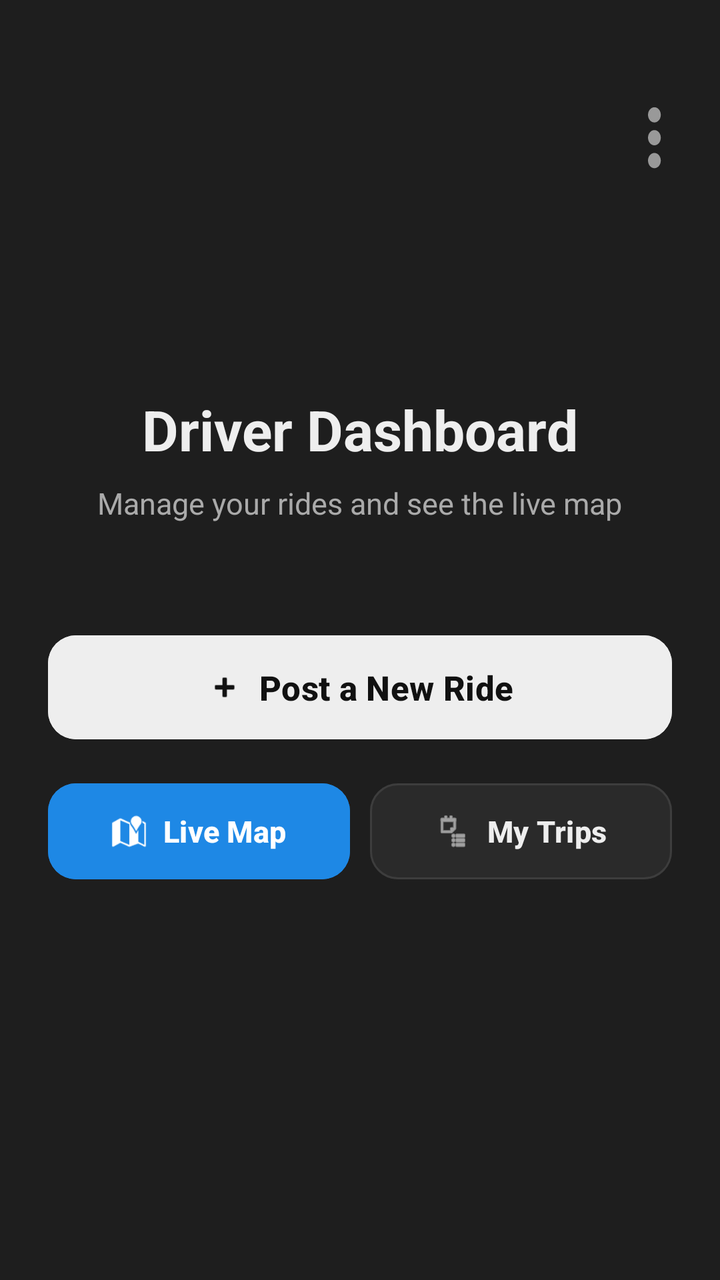
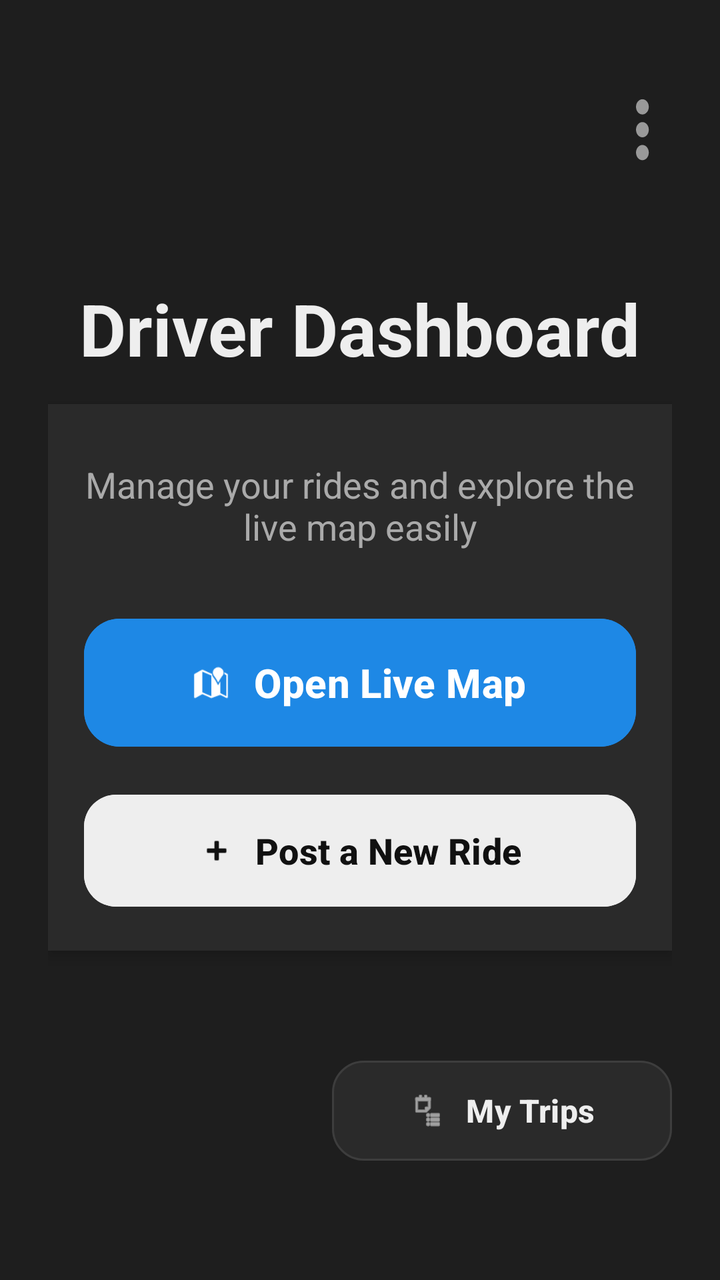

An Android layout rendered at two revisions. The XML below is the earlier revision; the diff shows what the commit changed to produce the second picture.
<!-- AndroidManifest.xml: application theme Theme.MyWay -->
<!-- res/layout/activity_driver_home.xml -->
<?xml version="1.0" encoding="utf-8"?>
<RelativeLayout xmlns:android="http://schemas.android.com/apk/res/android"
    xmlns:app="http://schemas.android.com/apk/res-auto"
    android:layout_width="match_parent"
    android:layout_height="match_parent"
    android:background="@color/colorBackground">

    <ImageButton
        android:id="@+id/btnMore"
        android:layout_width="48dp"
        android:layout_height="48dp"
        android:layout_alignParentTop="true"
        android:layout_alignParentEnd="true"
        android:layout_marginTop="42dp"
        android:layout_marginEnd="8dp"
        android:src="@drawable/ic_more_vert"
        android:background="?attr/selectableItemBackgroundBorderless"
        android:contentDescription="More options"/>

    <LinearLayout
        android:layout_width="match_parent"
        android:layout_height="match_parent"
        android:gravity="center"
        android:orientation="vertical"
        android:paddingHorizontal="24dp">

        <TextView
            android:layout_width="wrap_content"
            android:layout_height="wrap_content"
            android:layout_marginBottom="8dp"
            android:text="Driver Dashboard"
            android:textColor="@color/colorPrimaryText"
            android:textSize="28sp"
            android:textStyle="bold"/>

        <TextView
            android:layout_width="wrap_content"
            android:layout_height="wrap_content"
            android:layout_marginBottom="52dp"
            android:text="Manage your rides and see the live map"
            android:textColor="@color/colorSecondaryText"
            android:textSize="15sp"/>

        <com.google.android.material.button.MaterialButton
            android:id="@+id/btnPostTrip"
            android:layout_width="match_parent"
            android:layout_height="60dp"
            android:layout_marginBottom="14dp"
            android:backgroundTint="@color/colorButton"
            android:text="Post a New Ride"
            android:textAllCaps="false"
            android:textColor="@color/colorButtonText"
            android:textSize="17sp"
            android:textStyle="bold"
            app:cornerRadius="14dp"
            app:icon="@android:drawable/ic_input_add"
            app:iconGravity="textStart"
            app:iconTint="@color/colorButtonText"/>

        <LinearLayout
            android:layout_width="match_parent"
            android:layout_height="wrap_content"
            android:orientation="horizontal">

            <com.google.android.material.button.MaterialButton
                android:id="@+id/btnOpenMap"
                android:layout_width="0dp"
                android:layout_height="56dp"
                android:layout_weight="1"
                android:layout_marginEnd="10dp"
                android:text="Live Map"
                android:textAllCaps="false"
                android:textSize="15sp"
                android:textStyle="bold"
                android:textColor="#FFFFFF"
                android:backgroundTint="@color/colorMapButton"
                app:cornerRadius="14dp"
                app:icon="@android:drawable/ic_dialog_map"
                app:iconGravity="textStart"
                app:iconTint="#FFFFFF"/>

            <com.google.android.material.button.MaterialButton
                android:id="@+id/btnMyTrips"
                android:layout_width="0dp"
                android:layout_height="56dp"
                android:layout_weight="1"
                android:text="My Trips"
                android:textAllCaps="false"
                android:textSize="15sp"
                android:textStyle="bold"
                android:textColor="@color/colorPrimaryText"
                android:backgroundTint="@color/colorSurface"
                app:cornerRadius="14dp"
                app:strokeColor="@color/colorCardBorder"
                app:strokeWidth="1dp"
                app:icon="@android:drawable/ic_menu_agenda"
                app:iconGravity="textStart"
                app:iconTint="@color/colorPrimaryText"/>

        </LinearLayout>

    </LinearLayout>

</RelativeLayout>
<!-- resources referenced by this layout -->
<resources>
  <color name="colorBackground">#1E1E1E</color>
  <color name="colorButton">#EEEEEE</color>
  <color name="colorButtonText">#111111</color>
  <color name="colorCardBorder">#3D3D3D</color>
  <color name="colorMapButton">#1E88E5</color>
  <color name="colorPrimaryText">#EEEEEE</color>
  <color name="colorSecondaryText">#AAAAAA</color>
  <color name="colorSurface">#2A2A2A</color>
  <!-- drawable ic_more_vert (drawable) -->
  <vector xmlns:android="http://schemas.android.com/apk/res/android"
      android:width="40dp"
      android:height="40dp"
      android:viewportWidth="25"
      android:viewportHeight="21">
      <path
          android:fillColor="#999999"
          android:pathData="M12,8c1.1,0 2,-0.9 2,-2s-0.9,-2 -2,-2 -2,0.9 -2,2 0.9,2 2,2zM12,10c-1.1,0 -2,0.9 -2,2s0.9,2 2,2 2,-0.9 2,-2 -0.9,-2 -2,-2zM12,16c-1.1,0 -2,0.9 -2,2s0.9,2 2,2 2,-0.9 2,-2 -0.9,-2 -2,-2z"/>
  </vector>
  <style name="Theme.MyWay" parent="Theme.Material3.DayNight.NoActionBar">
      </style>
</resources>

<!-- the commit's change to res/layout/activity_driver_home.xml (unified diff, before → after) -->
@@ -7,95 +7,113 @@
 
     <ImageButton
         android:id="@+id/btnMore"
-        android:layout_width="48dp"
-        android:layout_height="48dp"
+        android:layout_width="52dp"
+        android:layout_height="52dp"
         android:layout_alignParentTop="true"
         android:layout_alignParentEnd="true"
-        android:layout_marginTop="42dp"
-        android:layout_marginEnd="8dp"
-        android:src="@drawable/ic_more_vert"
+        android:layout_marginTop="36dp"
+        android:layout_marginEnd="12dp"
         android:background="?attr/selectableItemBackgroundBorderless"
-        android:contentDescription="More options"/>
+        android:contentDescription="More options"
+        android:padding="10dp"
+        android:src="@drawable/ic_more_vert" />
 
     <LinearLayout
         android:layout_width="match_parent"
         android:layout_height="match_parent"
-        android:gravity="center"
+        android:gravity="top|center_horizontal"
         android:orientation="vertical"
-        android:paddingHorizontal="24dp">
+        android:paddingHorizontal="24dp"
+        android:paddingTop="140dp"
+        android:paddingBottom="24dp">
 
         <TextView
             android:layout_width="wrap_content"
-            android:layout_height="wrap_content"
-            android:layout_marginBottom="8dp"
+            android:layout_height="62dp"
             android:text="Driver Dashboard"
             android:textColor="@color/colorPrimaryText"
-            android:textSize="28sp"
-            android:textStyle="bold"/>
-
-        <TextView
-            android:layout_width="wrap_content"
-            android:layout_height="wrap_content"
-            android:layout_marginBottom="52dp"
-            android:text="Manage your rides and see the live map"
-            android:textColor="@color/colorSecondaryText"
-            android:textSize="15sp"/>
-
-        <com.google.android.material.button.MaterialButton
-            android:id="@+id/btnPostTrip"
-            android:layout_width="match_parent"
-            android:layout_height="60dp"
-            android:layout_marginBottom="14dp"
-            android:backgroundTint="@color/colorButton"
-            android:text="Post a New Ride"
-            android:textAllCaps="false"
-            android:textColor="@color/colorButtonText"
-            android:textSize="17sp"
-            android:textStyle="bold"
-            app:cornerRadius="14dp"
-            app:icon="@android:drawable/ic_input_add"
-            app:iconGravity="textStart"
-            app:iconTint="@color/colorButtonText"/>
+            android:textSize="36sp"
+            android:textStyle="bold" />
 
         <LinearLayout
             android:layout_width="match_parent"
             android:layout_height="wrap_content"
-            android:orientation="horizontal">
+            android:layout_marginBottom="10dp"
+            android:background="@color/colorSurface"
+            android:elevation="4dp"
+            android:orientation="vertical"
+            android:padding="18dp">
+
+
+            <TextView
+                android:layout_width="wrap_content"
+                android:layout_height="wrap_content"
+                android:layout_marginTop="10dp"
+                android:layout_marginBottom="30dp"
+                android:gravity="center"
+                android:text="Manage your rides and explore the live map easily"
+                android:textColor="@color/colorSecondaryText"
+                android:textSize="18sp" />
 
             <com.google.android.material.button.MaterialButton
                 android:id="@+id/btnOpenMap"
-                android:layout_width="0dp"
-                android:layout_height="56dp"
-                android:layout_weight="1"
-                android:layout_marginEnd="10dp"
-                android:text="Live Map"
+                android:layout_width="match_parent"
+                android:layout_height="72dp"
+                android:layout_marginBottom="16dp"
+                android:backgroundTint="@color/colorMapButton"
+                android:text="Open Live Map"
                 android:textAllCaps="false"
-                android:textSize="15sp"
+                android:textColor="#FFFFFF"
+                android:textSize="20sp"
                 android:textStyle="bold"
-                android:textColor="#FFFFFF"
-                android:backgroundTint="@color/colorMapButton"
-                app:cornerRadius="14dp"
+                app:cornerRadius="18dp"
                 app:icon="@android:drawable/ic_dialog_map"
                 app:iconGravity="textStart"
-                app:iconTint="#FFFFFF"/>
+                app:iconPadding="12dp"
+                app:iconTint="#FFFFFF" />
+
+            <com.google.android.material.button.MaterialButton
+                android:id="@+id/btnPostTrip"
+                android:layout_width="match_parent"
+                android:layout_height="64dp"
+                android:backgroundTint="@color/colorButton"
+                android:text="Post a New Ride"
+                android:textAllCaps="false"
+                android:textColor="@color/colorButtonText"
+                android:textSize="18sp"
+                android:textStyle="bold"
+                app:cornerRadius="16dp"
+                app:icon="@android:drawable/ic_input_add"
+                app:iconGravity="textStart"
+                app:iconPadding="10dp"
+                app:iconTint="@color/colorButtonText" />
+
+        </LinearLayout>
+
+        <LinearLayout
+            android:layout_width="match_parent"
+            android:layout_height="99dp"
+            android:layout_weight="0"
+            android:gravity="bottom|end"
+            android:orientation="vertical">
 
             <com.google.android.material.button.MaterialButton
                 android:id="@+id/btnMyTrips"
-                android:layout_width="0dp"
-                android:layout_height="56dp"
-                android:layout_weight="1"
+                android:layout_width="170dp"
+                android:layout_height="58dp"
+                android:backgroundTint="@color/colorSurface"
                 android:text="My Trips"
                 android:textAllCaps="false"
-                android:textSize="15sp"
+                android:textColor="@color/colorPrimaryText"
+                android:textSize="16sp"
                 android:textStyle="bold"
-                android:textColor="@color/colorPrimaryText"
-                android:backgroundTint="@color/colorSurface"
-                app:cornerRadius="14dp"
-                app:strokeColor="@color/colorCardBorder"
-                app:strokeWidth="1dp"
+                app:cornerRadius="16dp"
                 app:icon="@android:drawable/ic_menu_agenda"
                 app:iconGravity="textStart"
-                app:iconTint="@color/colorPrimaryText"/>
+                app:iconPadding="10dp"
+                app:iconTint="@color/colorPrimaryText"
+                app:strokeColor="@color/colorCardBorder"
+                app:strokeWidth="1dp" />
 
         </LinearLayout>
 
